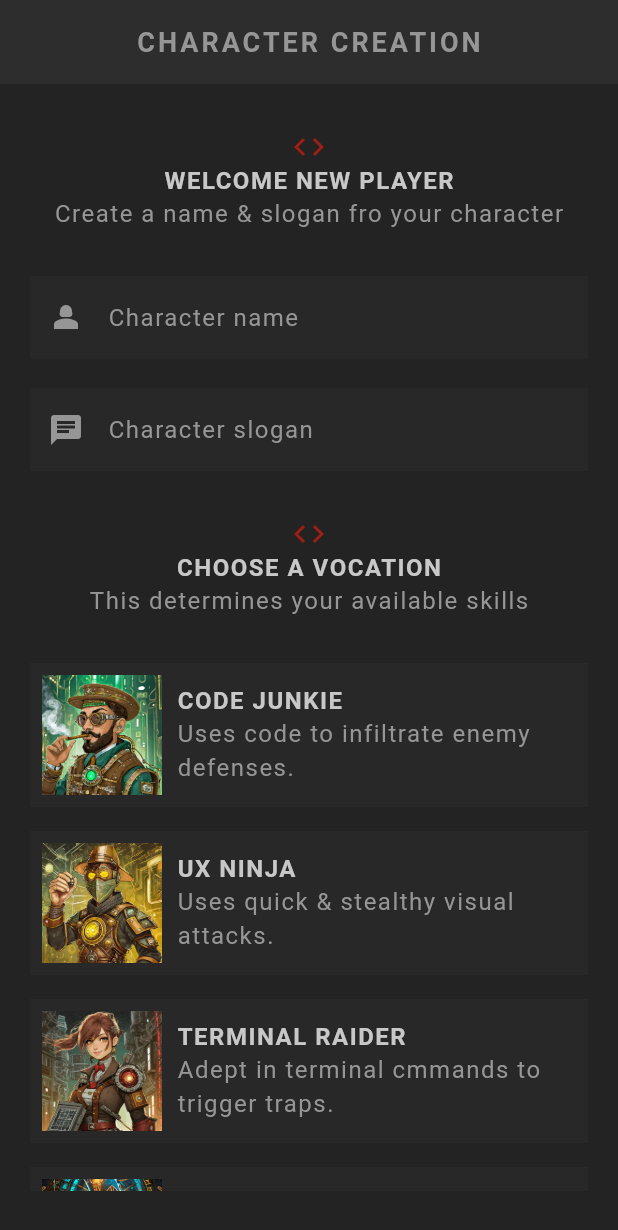
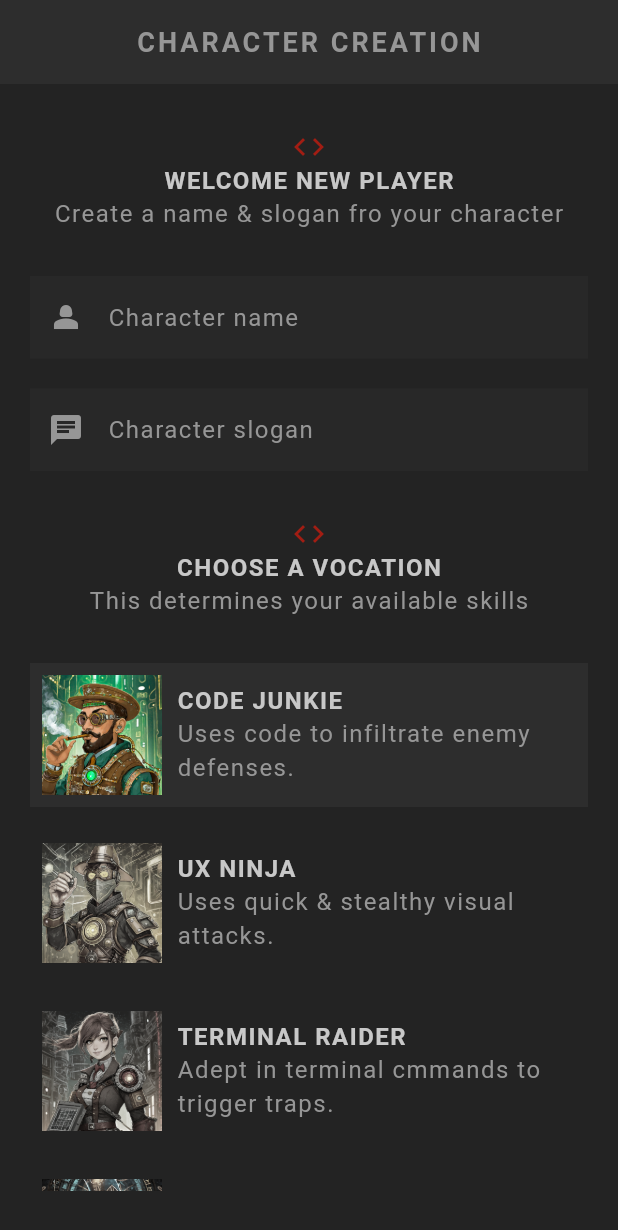
Before and after one commit to muindetuva/rpg, a Flutter app: the screen it shows after launch, on a phone screen of 412 x 824 dp. Shown: the top 1230 px of the screen. Run offline on Flutter 3.47's test engine with Material 3 defaults, Android fonts, the phone set to English and light mode, and no system bars; our stand-ins replace google_fonts; Roboto replaces fonts that are missing (Kanit).

Commit message:
Add functionality for selecting vocation

```diff
--- a/lib/screens/create/create.dart
+++ b/lib/screens/create/create.dart
@@ -22,6 +22,15 @@ class _CreateState extends State<Create> {
     _nameController.dispose();
     _sloganController.dispose();
     super.dispose();
+  }
+
+  // handling vocation selection
+  Vocation selectedVocation = Vocation.junkie;
+
+  void updateVocation(Vocation vocation) {
+    setState(() {
+      selectedVocation = vocation;
+    });
   }
 
   // submit handler
@@ -110,10 +119,26 @@ class _CreateState extends State<Create> {
                 SizedBox(height: 30),
 
                 // vocation cards
-                VocationCard(vocation: Vocation.junkie),
-                VocationCard(vocation: Vocation.ninja),
-                VocationCard(vocation: Vocation.raider),
-                VocationCard(vocation: Vocation.wizard),
+                VocationCard(
+                  selected: selectedVocation == Vocation.junkie,
+                  onTap: updateVocation,
+                  vocation: Vocation.junkie,
+                ),
+                VocationCard(
+                  selected: selectedVocation == Vocation.ninja,
+                  onTap: updateVocation,
+                  vocation: Vocation.ninja,
+                ),
+                VocationCard(
+                  selected: selectedVocation == Vocation.raider,
+                  onTap: updateVocation,
+                  vocation: Vocation.raider,
+                ),
+                VocationCard(
+                  selected: selectedVocation == Vocation.wizard,
+                  onTap: updateVocation,
+                  vocation: Vocation.wizard,
+                ),
 
                 Center(
                   child: StyledButton(
--- a/lib/screens/create/vocation_card.dart
+++ b/lib/screens/create/vocation_card.dart
@@ -1,22 +1,27 @@
 import 'package:flutter/material.dart';
 import 'package:rpg/models/vocation.dart';
 import 'package:rpg/shared/styled_text.dart';
+import 'package:rpg/theme.dart';
 
 class VocationCard extends StatelessWidget {
-  const VocationCard({
-    super.key,
-    required this.vocation,
-  });
+  const VocationCard(
+      {super.key,
+      required this.vocation,
+      required this.onTap,
+      required this.selected});
 
   final Vocation vocation;
+  final void Function(Vocation) onTap;
+  final bool selected;
 
   @override
   Widget build(BuildContext context) {
     return GestureDetector(
       onTap: () {
-        print(vocation.title);
+        onTap(vocation);
       },
       child: Card(
+        color: selected ? AppColors.secondaryColor : Colors.transparent,
         child: Padding(
           padding: EdgeInsets.all(8),
           child: Row(
@@ -25,6 +30,9 @@ class VocationCard extends StatelessWidget {
                 "assets/img/vocations/${vocation.image}",
                 width: 80,
                 colorBlendMode: BlendMode.color,
+                color: !selected
+                    ? Colors.black.withValues(alpha: 0.8)
+                    : Colors.transparent,
               ),
               SizedBox(width: 10),
               Expanded(
```
